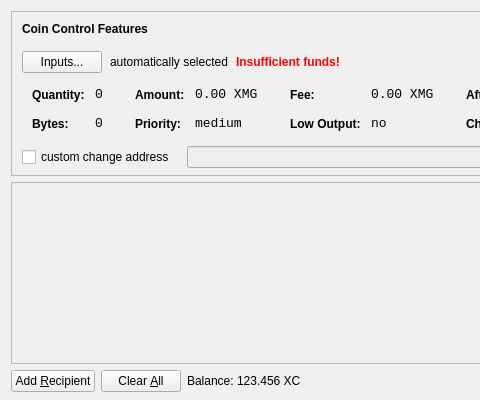
The window that src/qt/forms/sendcoinsdialog.ui (magi-retro/2015-06-22_18-53_x11coin) describes before a commit, drawn with Qt 5; both pictures show x 0 to 480 and y 0 to 400 of the 850 by 400 pixel window.
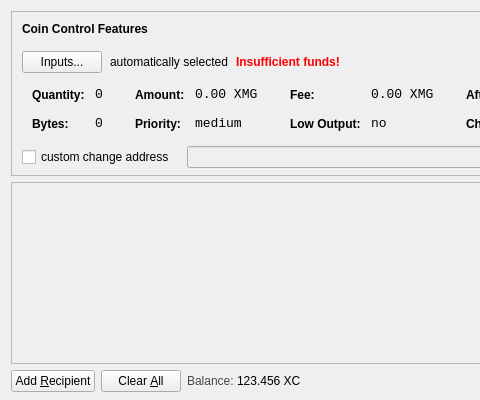
The same window after the commit. Icons and pictures are not drawn.

```diff
--- a/src/qt/forms/sendcoinsdialog.ui
+++ b/src/qt/forms/sendcoinsdialog.ui
@@ -733,6 +733,9 @@
            <verstretch>0</verstretch>
           </sizepolicy>
          </property>
+         <property name="styleSheet">
+          <string notr="true">#label { color: #464747; }</string>
+         </property>
          <property name="text">
           <string>Balance:</string>
          </property>
```
Left out of the diff: 29 changed lines with no effect on the pictures.
